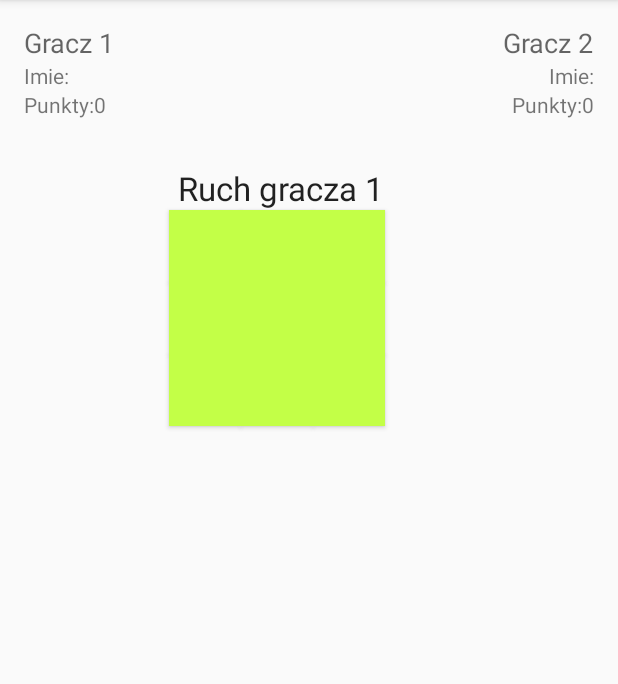
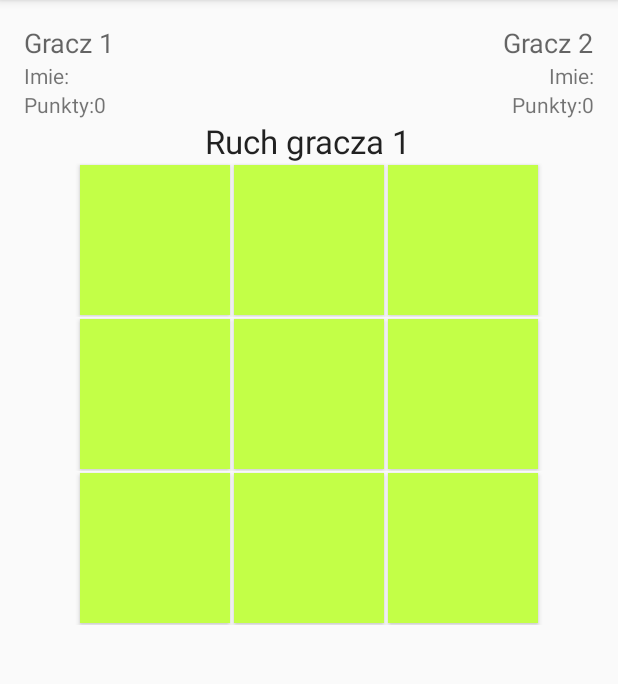
Before and after one commit to jaroslawbareja/kolkoikrzyzyk, an Android app: the screen it shows after launch (kolkoikrzyzyk), on a phone screen of 412 x 824 dp, the part 84-768 px from its top. Run offline under Robolectric (Android 15) with nearby library versions, the phone set to English and light mode, and no system bars.

```diff
--- a/app/src/main/AndroidManifest.xml
+++ b/app/src/main/AndroidManifest.xml
@@ -9,7 +9,8 @@
         android:theme="@style/AppTheme">
         <activity
             android:name=".kolkoikrzyzyk"
-            android:label="@string/app_name">
+            android:label="@string/app_name"
+            android:screenOrientation="portrait">
             <intent-filter>
                 <action android:name="android.intent.action.MAIN" />
 
--- a/app/src/main/java/com/example/pc/kolkoikrzyzyk/SettingsActivity.java
+++ b/app/src/main/java/com/example/pc/kolkoikrzyzyk/SettingsActivity.java
@@ -7,6 +7,7 @@ import android.os.Bundle;
 import android.view.View;
 import android.widget.EditText;
 import android.widget.TextView;
+import android.widget.Toast;
 
 public class SettingsActivity extends AppCompatActivity {
     private static final String PREFERENCES_NAME = "kolkoikrzyzykPref";
@@ -35,11 +36,16 @@ public class SettingsActivity extends AppCompatActivity {
         preferencesEditor.putString(PREFERENCES_PLAYER_1_NAME, editTextData_1);
         preferencesEditor.putString(PREFERENCES_PLAYER_2_NAME, editTextData_2);
         preferencesEditor.commit();
+        showToast(getString(R.string.MSG_names_has_been_changed));
     }
     public void resetPoints(View v){
         SharedPreferences.Editor preferencesEditor = preferences.edit();
         preferencesEditor.putString(PREFERENCES_PLAYER_1_SCORE, "0");
         preferencesEditor.putString(PREFERENCES_PLAYER_2_SCORE, "0");
         preferencesEditor.commit();
+        showToast(getString(R.string.MSG_points_has_been_reseted));
+    }
+    public void showToast(String msg) {
+        Toast.makeText(getApplicationContext(), msg, Toast.LENGTH_LONG).show();
     }
 }
--- a/app/src/main/java/com/example/pc/kolkoikrzyzyk/kolkoikrzyzyk.java
+++ b/app/src/main/java/com/example/pc/kolkoikrzyzyk/kolkoikrzyzyk.java
@@ -64,8 +64,8 @@ public class kolkoikrzyzyk extends AppCompatActivity {
 
         preferences = getSharedPreferences(PREFERENCES_NAME, Activity.MODE_PRIVATE);
 
-        textview_1=(TextView)findViewById(R.id.textView12);
-        textview_2=(TextView)findViewById(R.id.textView8);
+        textview_1=(TextView)findViewById(R.id.textView6);
+        textview_2=(TextView)findViewById(R.id.textView7);
 
         button0=(Button)findViewById(R.id.button_p_0);
         button1=(Button)findViewById(R.id.button_p_1);
--- a/app/src/main/res/layout/activity_kolkoikrzyzyk.xml
+++ b/app/src/main/res/layout/activity_kolkoikrzyzyk.xml
@@ -1,228 +1,263 @@
-<RelativeLayout xmlns:android="http://schemas.android.com/apk/res/android"
-    xmlns:tools="http://schemas.android.com/tools" android:layout_width="match_parent"
-    android:layout_height="match_parent" android:paddingLeft="@dimen/activity_horizontal_margin"
+<LinearLayout xmlns:android="http://schemas.android.com/apk/res/android"
+    xmlns:tools="http://schemas.android.com/tools"
+    android:layout_width="match_parent"
+    android:layout_height="match_parent"
+    android:paddingLeft="@dimen/activity_horizontal_margin"
     android:paddingRight="@dimen/activity_horizontal_margin"
     android:paddingTop="@dimen/activity_vertical_margin"
-    android:paddingBottom="@dimen/activity_vertical_margin" tools:context=".kolkoikrzyzyk"
+    android:paddingBottom="@dimen/activity_vertical_margin"
+    android:orientation="vertical"
+    tools:context=".kolkoikrzyzyk"
     android:id="@+id/fsdfsdf">
-
-    <Button
-        android:layout_width="wrap_content"
+    <LinearLayout
+        android:layout_width="match_parent"
         android:layout_height="wrap_content"
-        android:text="@string/new_game"
-        android:id="@+id/button"
-        android:onClick="buttonOnClick_new_game"
-        android:layout_below="@+id/button_p_6"
-        android:layout_centerHorizontal="true"
-        android:layout_marginTop="44dp" />
-
+        android:orientation="horizontal">
+        <LinearLayout
+            android:layout_width="0dp"
+            android:layout_weight="0.5"
+            android:layout_height="wrap_content"
+            android:orientation="vertical"
+            android:gravity="start">
             <TextView
                 android:layout_width="wrap_content"
                 android:layout_height="wrap_content"
                 android:textAppearance="?android:attr/textAppearanceMedium"
                 android:text="@string/player_1"
                 android:id="@+id/textView"
-        android:layout_alignParentTop="true"
-        android:layout_alignParentStart="true" />
+                />
+            <LinearLayout
+                android:layout_width="match_parent"
+                android:layout_height="wrap_content"
+                android:orientation="horizontal">
+                <TextView
+                    android:layout_width="wrap_content"
+                    android:layout_height="wrap_content"
+                    android:textAppearance="?android:attr/textAppearanceSmall"
+                    android:text="@string/name"
+                    android:id="@+id/textView5"
+                    android:layout_gravity="left"
+                    />
+                <TextView
+                    android:layout_width="wrap_content"
+                    android:layout_height="wrap_content"
+                    android:textAppearance="?android:attr/textAppearanceSmall"
+                    android:id="@+id/textView6"
+                    android:layout_gravity="left"
+                    android:text=" "
+                    />
+            </LinearLayout>
+            <LinearLayout
+                android:layout_width="match_parent"
+                android:layout_height="wrap_content">
+                <TextView
+                    android:layout_width="wrap_content"
+                    android:layout_height="wrap_content"
+                    android:textAppearance="?android:attr/textAppearanceSmall"
+                    android:text="@string/score"
+                    android:id="@+id/textView4"
+                    android:layout_gravity="left"
+                    />
+                <TextView
+                    android:layout_width="wrap_content"
+                    android:layout_height="wrap_content"
+                    android:textAppearance="?android:attr/textAppearanceSmall"
+                    android:id="@+id/score_pl_1"
+                    android:text=" "
+                    android:layout_gravity="left"
+                    />
+            </LinearLayout>
 
+        </LinearLayout>
+        <LinearLayout
+            android:layout_width="0dp"
+            android:layout_weight="0.5"
+            android:layout_height="wrap_content"
+            android:orientation="vertical"
+            android:gravity="end">
             <TextView
                 android:layout_width="wrap_content"
                 android:layout_height="wrap_content"
                 android:textAppearance="?android:attr/textAppearanceMedium"
                 android:text="@string/player_2"
                 android:id="@+id/textView2"
-        android:layout_alignTop="@+id/textView"
-        android:layout_alignParentEnd="true" />
-
-    <Button
-        style="?android:attr/buttonStyleSmall"
-        android:layout_width="wrap_content"
+                 />
+            <LinearLayout
+                android:layout_width="match_parent"
                 android:layout_height="wrap_content"
-        android:text=" "
-        android:id="@+id/button_p_0"
-        android:layout_marginTop="99dp"
-        android:layout_below="@+id/textView"
-        android:layout_toEndOf="@+id/textView"
-        android:layout_marginStart="36dp"
-        android:onClick="buttonOnClick" />
-
-    <Button
-        style="?android:attr/buttonStyleSmall"
-        android:layout_width="wrap_content"
-        android:layout_height="wrap_content"
-        android:text=" "
-        android:id="@+id/button_p_1"
-        android:layout_alignTop="@+id/button_p_0"
-        android:layout_toEndOf="@+id/button_p_0"
-        android:nestedScrollingEnabled="false"
-        android:onClick="buttonOnClick" />
-
-    <Button
-        style="?android:attr/buttonStyleSmall"
-        android:layout_width="wrap_content"
-        android:layout_height="wrap_content"
-        android:text=" "
-        android:id="@+id/button_p_2"
-        android:layout_alignTop="@+id/button_p_1"
-        android:layout_toEndOf="@+id/button_p_1"
-        android:onClick="buttonOnClick" />
-
-    <Button
-        style="?android:attr/buttonStyleSmall"
-        android:layout_width="wrap_content"
-        android:layout_height="wrap_content"
-        android:text=" "
-        android:id="@+id/button_p_3"
-        android:layout_below="@+id/button_p_0"
-        android:layout_alignStart="@+id/button_p_0"
-        android:onClick="buttonOnClick" />
-
-    <Button
-        style="?android:attr/buttonStyleSmall"
-        android:layout_width="wrap_content"
-        android:layout_height="wrap_content"
-        android:text=" "
-        android:id="@+id/button_p_4"
-        android:layout_below="@+id/button_p_0"
-        android:layout_toEndOf="@+id/button_p_0"
-        android:onClick="buttonOnClick" />
-
-    <Button
-        style="?android:attr/buttonStyleSmall"
-        android:layout_width="wrap_content"
-        android:layout_height="wrap_content"
-        android:text=" "
-        android:id="@+id/button_p_5"
-        android:layout_below="@+id/button_p_1"
-        android:layout_toEndOf="@+id/button_p_1"
-        android:onClick="buttonOnClick" />
-
-    <Button
-        style="?android:attr/buttonStyleSmall"
-        android:layout_width="wrap_content"
-        android:layout_height="wrap_content"
-        android:text=" "
-        android:id="@+id/button_p_6"
-        android:layout_below="@+id/button_p_3"
-        android:layout_alignStart="@+id/button_p_3"
-        android:onClick="buttonOnClick" />
-
-    <Button
-        style="?android:attr/buttonStyleSmall"
-        android:layout_width="wrap_content"
-        android:layout_height="wrap_content"
-        android:text=" "
-        android:id="@+id/button_p_7"
-        android:layout_below="@+id/button_p_4"
-        android:layout_toEndOf="@+id/button_p_6"
-        android:onClick="buttonOnClick" />
-
-    <Button
-        style="?android:attr/buttonStyleSmall"
-        android:layout_width="wrap_content"
-        android:layout_height="wrap_content"
-        android:text=" "
-        android:id="@+id/button_p_8"
-        android:layout_below="@+id/button_p_4"
-        android:layout_toEndOf="@+id/button_p_7"
-        android:onClick="buttonOnClick" />
-
-    <TextView
-        android:layout_width="wrap_content"
-        android:layout_height="wrap_content"
-        android:textAppearance="?android:attr/textAppearanceLarge"
-        android:text="Ruch gracza 1"
-        android:id="@+id/player_anouce"
-        android:layout_above="@+id/button_p_1"
-        android:layout_alignEnd="@+id/button_p_2" />
-
-    <TextView
-        android:layout_width="wrap_content"
-        android:layout_height="wrap_content"
-        android:textAppearance="?android:attr/textAppearanceSmall"
-        android:text="@string/score"
-        android:id="@+id/textView4"
-        android:layout_below="@+id/textView5"
-        android:layout_alignParentStart="true" />
-
-    <TextView
-        android:layout_width="wrap_content"
-        android:layout_height="wrap_content"
-        android:textAppearance="?android:attr/textAppearanceSmall"
-        android:text="@string/name"
-        android:id="@+id/textView5"
-        android:layout_below="@+id/textView"
-        android:layout_alignParentStart="true" />
-
-    <TextView
-        android:layout_width="wrap_content"
-        android:layout_height="wrap_content"
-        android:textAppearance="?android:attr/textAppearanceSmall"
-        android:id="@+id/textView6"
-        android:layout_alignBottom="@+id/textView5"
-        android:layout_toEndOf="@+id/textView5" />
-
-    <TextView
-        android:layout_width="wrap_content"
-        android:layout_height="wrap_content"
-        android:textAppearance="?android:attr/textAppearanceSmall"
-        android:id="@+id/textView7"
-        android:layout_alignBottom="@+id/textView6"
-        android:layout_alignEnd="@+id/textView2" />
-
+                android:orientation="horizontal"
+                android:gravity="end">
                 <TextView
                     android:layout_width="wrap_content"
                     android:layout_height="wrap_content"
                     android:textAppearance="?android:attr/textAppearanceSmall"
                     android:text="@string/name"
                     android:id="@+id/textView8"
-        android:layout_below="@+id/textView2"
-        android:layout_toStartOf="@+id/textView7" />
-
+                    android:layout_gravity="end"
+                    />
                 <TextView
                     android:layout_width="wrap_content"
                     android:layout_height="wrap_content"
                     android:textAppearance="?android:attr/textAppearanceSmall"
-        android:id="@+id/score_pl_1"
-        android:text="aaa"
-        android:layout_alignBottom="@+id/textView4"
-        android:layout_toEndOf="@+id/textView4" />
-
-    <TextView
-        android:layout_width="wrap_content"
+                    android:id="@+id/textView7"
+                    android:text=" "
+                    android:layout_gravity="right"
+                    />
+            </LinearLayout>
+            <LinearLayout
+                android:layout_width="match_parent"
                 android:layout_height="wrap_content"
-        android:textAppearance="?android:attr/textAppearanceSmall"
-        android:id="@+id/score_pl_2"
-        android:text="aaa"
-        android:layout_alignBottom="@+id/score_pl_1"
-        android:layout_alignEnd="@+id/textView8" />
-
+                android:orientation="horizontal"
+                android:gravity="end">
                 <TextView
                     android:layout_width="wrap_content"
                     android:layout_height="wrap_content"
                     android:textAppearance="?android:attr/textAppearanceSmall"
                     android:text="@string/score"
                     android:id="@+id/textView11"
-        android:layout_alignBottom="@+id/score_pl_2"
-        android:layout_toStartOf="@+id/score_pl_2" />
-
+                    android:layout_gravity="right"
+                    />
                 <TextView
                     android:layout_width="wrap_content"
                     android:layout_height="wrap_content"
                     android:textAppearance="?android:attr/textAppearanceSmall"
-        android:text="@string/name"
-        android:id="@+id/textView12"
-        android:layout_alignBottom="@+id/textView4"
-        android:layout_below="@+id/textView"
-        android:layout_toEndOf="@+id/textView5" />
+                    android:id="@+id/score_pl_2"
+                    android:text="0"
+                    android:layout_gravity="right"
+                    />
+            </LinearLayout>
+        </LinearLayout>
+    </LinearLayout>
 
+    <LinearLayout
+        android:layout_width="match_parent"
+        android:layout_height="wrap_content"
+        android:orientation="horizontal"
+        android:gravity="center_horizontal">
         <TextView
             android:layout_width="wrap_content"
             android:layout_height="wrap_content"
-        android:textAppearance="?android:attr/textAppearanceSmall"
-        android:text="@string/name"
-        android:id="@+id/textView13"
-        android:layout_below="@+id/textView2"
-        android:layout_toStartOf="@+id/textView8" />
+            android:textAppearance="?android:attr/textAppearanceLarge"
+            android:text=" "
+            android:id="@+id/player_anouce"
+            />
+    </LinearLayout>
+    <LinearLayout
+        android:layout_width="match_parent"
+        android:layout_height="wrap_content"
+        android:orientation="horizontal"
+        android:gravity="center_horizontal">
 
-</RelativeLayout>
+        <Button
+            style="?android:attr/buttonStyleSmall"
+            android:layout_width="@dimen/active_button_size"
+            android:layout_height="@dimen/active_button_size"
+            android:layout_margin="@dimen/active_button_margin"
+            android:textSize="@dimen/active_button_text_size"
+            android:text=" "
+            android:id="@+id/button_p_0"
+            android:onClick="buttonOnClick" />
+        <Button
+            style="?android:attr/buttonStyleSmall"
+            android:layout_width="@dimen/active_button_size"
+            android:layout_height="@dimen/active_button_size"
+            android:layout_margin="@dimen/active_button_margin"
+            android:textSize="@dimen/active_button_text_size"
+            android:text=" "
+            android:id="@+id/button_p_1"
+            android:onClick="buttonOnClick" />
+        <Button
+            style="?android:attr/buttonStyleSmall"
+            android:layout_width="@dimen/active_button_size"
+            android:layout_height="@dimen/active_button_size"
+            android:layout_margin="@dimen/active_button_margin"
+            android:textSize="@dimen/active_button_text_size"
+            android:text=" "
+            android:id="@+id/button_p_2"
+            android:onClick="buttonOnClick" />
+    </LinearLayout>
+    <LinearLayout
+        android:layout_width="match_parent"
+        android:layout_height="wrap_content"
+        android:orientation="horizontal"
+        android:gravity="center_horizontal">
+
+        <Button
+            style="?android:attr/buttonStyleSmall"
+            android:layout_width="@dimen/active_button_size"
+            android:layout_height="@dimen/active_button_size"
+            android:layout_margin="@dimen/active_button_margin"
+            android:textSize="@dimen/active_button_text_size"
+            android:text=" "
+            android:id="@+id/button_p_3"
+            android:onClick="buttonOnClick" />
+
+        <Button
+            style="?android:attr/buttonStyleSmall"
+            android:layout_width="@dimen/active_button_size"
+            android:layout_height="@dimen/active_button_size"
+            android:layout_margin="@dimen/active_button_margin"
+            android:textSize="@dimen/active_button_text_size"
+            android:text=" "
+            android:id="@+id/button_p_4"
+            android:onClick="buttonOnClick" />
+
+        <Button
+            style="?android:attr/buttonStyleSmall"
+            android:layout_width="@dimen/active_button_size"
+            android:layout_height="@dimen/active_button_size"
+            android:layout_margin="@dimen/active_button_margin"
+            android:textSize="@dimen/active_button_text_size"
+            android:text=" "
+            android:id="@+id/button_p_5"
+            android:onClick="buttonOnClick" />
+    </LinearLayout>
+    <LinearLayout
+        android:layout_width="match_parent"
+        android:layout_height="wrap_content"
+        android:orientation="horizontal"
+        android:gravity="center_horizontal">
+
+        <Button
+            style="?android:attr/buttonStyleSmall"
+            android:layout_width="@dimen/active_button_size"
+            android:layout_height="@dimen/active_button_size"
+            android:layout_margin="@dimen/active_button_margin"
+            android:textSize="@dimen/active_button_text_size"
+            android:text=" "
+            android:id="@+id/button_p_6"
+            android:onClick="buttonOnClick" />
+
+        <Button
+            style="?android:attr/buttonStyleSmall"
+            android:layout_width="@dimen/active_button_size"
+            android:layout_height="@dimen/active_button_size"
+            android:layout_margin="@dimen/active_button_margin"
+            android:textSize="@dimen/active_button_text_size"
+            android:text=" "
+            android:id="@+id/button_p_7"
+            android:onClick="buttonOnClick" />
+
+        <Button
+            style="?android:attr/buttonStyleSmall"
+            android:layout_width="@dimen/active_button_size"
+            android:layout_height="@dimen/active_button_size"
+            android:layout_margin="@dimen/active_button_margin"
+            android:textSize="@dimen/active_button_text_size"
+            android:text=" "
+            android:id="@+id/button_p_8"
+            android:onClick="buttonOnClick" />
+    </LinearLayout>
+    <LinearLayout
+        android:layout_width="match_parent"
+        android:layout_height="wrap_content"
+        android:orientation="horizontal"
+        android:gravity="center_horizontal">
+        <Button
+            android:layout_width="wrap_content"
+            android:layout_height="wrap_content"
+            android:text="@string/new_game"
+            android:id="@+id/button"
+            android:onClick="buttonOnClick_new_game" />
+    </LinearLayout>
+</LinearLayout>
--- a/app/src/main/res/layout/activity_settings.xml
+++ b/app/src/main/res/layout/activity_settings.xml
@@ -61,7 +61,6 @@
         android:id="@+id/button2"
         android:layout_below="@+id/editText2"
         android:layout_centerHorizontal="true"
-        android:nestedScrollingEnabled="false"
         android:onClick="saveData"/>
 
     <Button
--- a/app/src/main/res/values/dimens.xml
+++ b/app/src/main/res/values/dimens.xml
@@ -2,4 +2,7 @@
     <!-- Default screen margins, per the Android Design guidelines. -->
     <dimen name="activity_horizontal_margin">16dp</dimen>
     <dimen name="activity_vertical_margin">16dp</dimen>
+    <dimen name="active_button_size">100dp</dimen>
+    <dimen name="active_button_text_size">30sp</dimen>
+    <dimen name="active_button_margin">1dp</dimen>
 </resources>
--- a/app/src/main/res/values/strings.xml
+++ b/app/src/main/res/values/strings.xml
@@ -17,5 +17,7 @@
     <string name="MSG_set_players_name">Wpisz imiona graczy</string>
     <string name="MSG_set_player_name">Wpisz imię</string>
     <string name="MSG_accept">Zatwierdź</string>
+    <string name="MSG_names_has_been_changed">Imiona zostały zmienione</string>
+    <string name="MSG_points_has_been_reseted">Punkty zostały zresetowane</string>
     <string name="button_points_reset">Zresetuj punkty</string>
 </resources>
```
Lines whose indentation alone changed are shown as unchanged.
